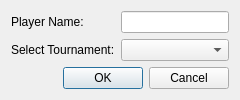
Old version of the form src/addplayerdialog.ui in the repository ZybsBaggins/PokerTurney.
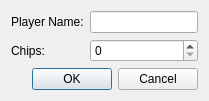
New version of the form.

```diff
--- a/src/addplayerdialog.ui
+++ b/src/addplayerdialog.ui
@@ -21,12 +21,16 @@
      <item row="1" column="0">
       <widget class="QLabel" name="tournamentLabel">
        <property name="text">
-        <string>Select Tournament:</string>
+        <string>Chips:</string>
        </property>
       </widget>
      </item>
      <item row="1" column="1">
-      <widget class="QComboBox" name="tournamentCombo"/>
+      <widget class="QSpinBox" name="chipsSpin">
+       <property name="minimum"><number>0</number></property>
+       <property name="maximum"><number>100000</number></property>
+       <property name="value"><number>0</number></property>
+      </widget>
      </item>
     </layout>
    </item>
```
Left out of the diff: 2 changed lines with no effect on the pictures.
